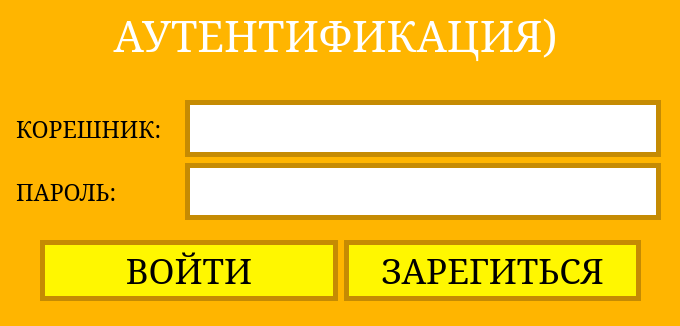
First picture: the form in PesterChum/auth.ui, repository S032/PesterChum, before the edit.
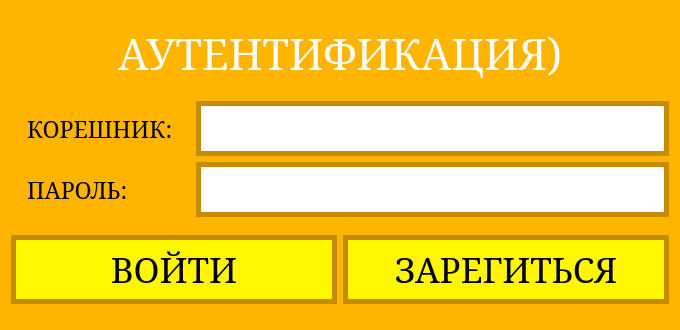
Second picture: the form after the edit.

What changed in the file:
```diff
--- a/PesterChum/auth.ui
+++ b/PesterChum/auth.ui
@@ -7,7 +7,7 @@
     <x>0</x>
     <y>0</y>
     <width>680</width>
-    <height>326</height>
+    <height>330</height>
    </rect>
   </property>
   <property name="font">
@@ -26,14 +26,14 @@
     border-radius: 3px;
     border-radius: 0;</string>
   </property>
+  <layout class="QVBoxLayout" name="verticalLayout_3">
+   <item>
   <widget class="QLabel" name="label_3">
-   <property name="geometry">
-    <rect>
-     <x>0</x>
-     <y>0</y>
-     <width>671</width>
-     <height>71</height>
-    </rect>
+     <property name="maximumSize">
+      <size>
+       <width>16777215</width>
+       <height>60</height>
+      </size>
    </property>
    <property name="font">
     <font>
@@ -51,15 +51,8 @@
     <set>Qt::AlignCenter</set>
    </property>
   </widget>
-  <widget class="QWidget" name="">
-   <property name="geometry">
-    <rect>
-     <x>0</x>
-     <y>100</y>
-     <width>661</width>
-     <height>120</height>
-    </rect>
-   </property>
+   </item>
+   <item>
    <layout class="QHBoxLayout" name="horizontalLayout">
     <item>
      <layout class="QVBoxLayout" name="verticalLayout">
@@ -109,6 +102,12 @@
           <verstretch>0</verstretch>
          </sizepolicy>
         </property>
+         <property name="maximumSize">
+          <size>
+           <width>16777215</width>
+           <height>55</height>
+          </size>
+         </property>
         <property name="font">
          <font>
           <family>MS Serif</family>
@@ -130,6 +129,12 @@
           <verstretch>0</verstretch>
          </sizepolicy>
         </property>
+         <property name="maximumSize">
+          <size>
+           <width>16777215</width>
+           <height>55</height>
+          </size>
+         </property>
         <property name="font">
          <font>
           <family>MS Serif</family>
@@ -146,16 +151,8 @@
      </layout>
     </item>
    </layout>
-  </widget>
-  <widget class="QWidget" name="">
-   <property name="geometry">
-    <rect>
-     <x>40</x>
-     <y>240</y>
-     <width>601</width>
-     <height>61</height>
-    </rect>
-   </property>
+   </item>
+   <item>
    <layout class="QHBoxLayout" name="horizontalLayout_2">
     <item>
      <widget class="QPushButton" name="SignInButton">
@@ -223,7 +220,8 @@
      </widget>
     </item>
    </layout>
-  </widget>
+   </item>
+  </layout>
  </widget>
  <resources/>
  <connections/>
```
Lines whose indentation alone changed are shown as unchanged.
